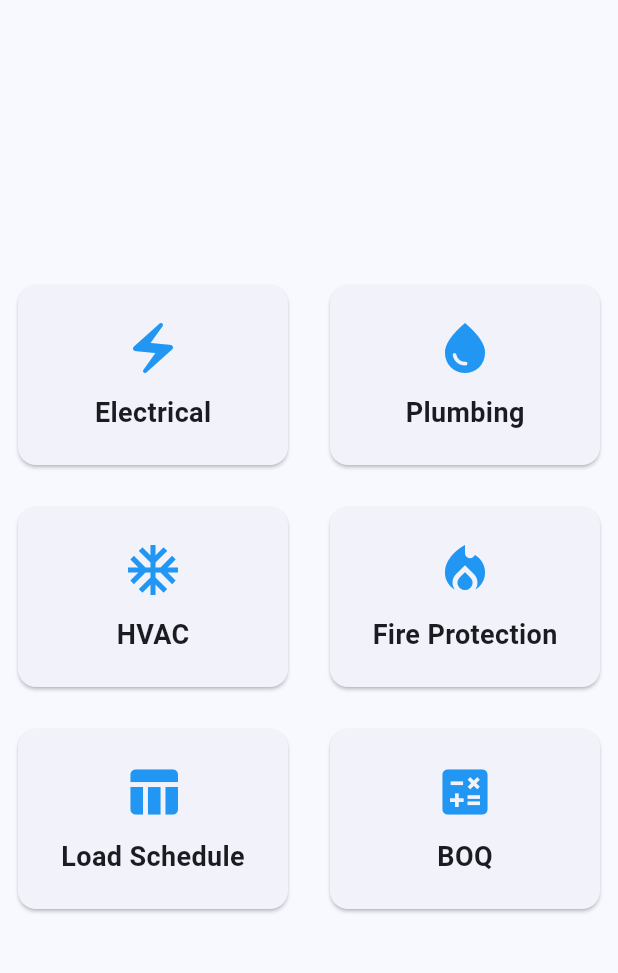
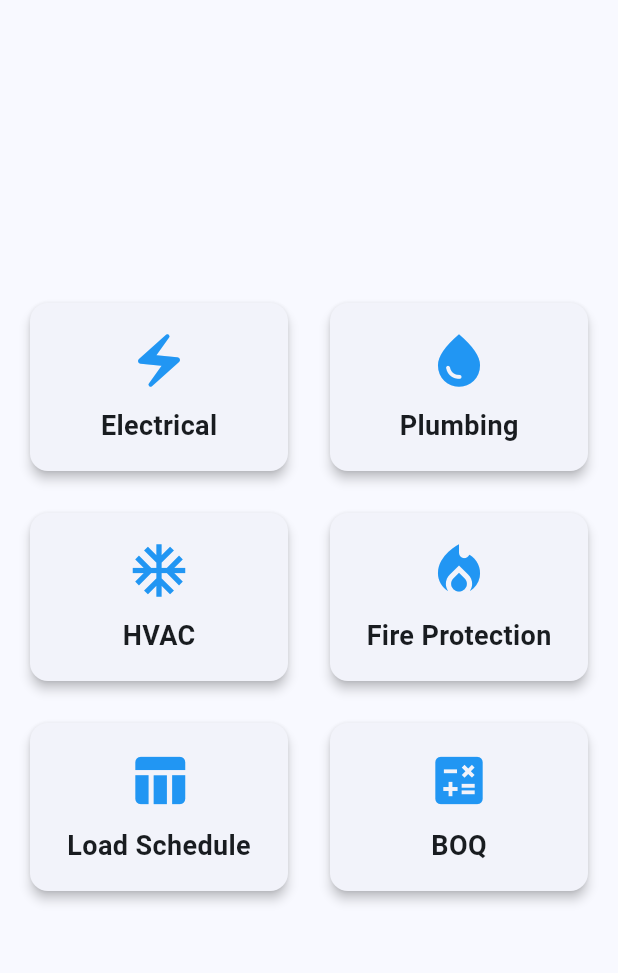
Before and after one commit to Pawanee/punta_erawan_mep, a Flutter app: the screen it shows after launch, on a phone screen of 412 x 824 dp, the part 63-1036 px from its top. Run offline on Flutter 3.47's test engine with Material 3 defaults, Android fonts, the phone set to English and light mode, and no system bars.

Commit message:
OFOR-003 Electrical Navigation

```diff
--- a/lib/main.dart
+++ b/lib/main.dart
@@ -1,4 +1,4 @@
- import 'package:flutter/material.dart';
+import 'package:flutter/material.dart';
 import 'pages/home_page.dart';
 
 void main() {
--- a/lib/pages/home_page.dart
+++ b/lib/pages/home_page.dart
@@ -1,19 +1,29 @@
  import 'package:flutter/material.dart';
+import 'cable_size_page.dart';
 
 class HomePage extends StatelessWidget {
   const HomePage({super.key});
 
-  Widget menu(String title, IconData icon) {
-    return Card(
-      child: SizedBox(
+  Widget menuCard({
+    required BuildContext context,
+    required String title,
+    required IconData icon,
+    required VoidCallback onTap,
+  }) {
+    return SizedBox(
       width: 180,
       height: 120,
+      child: Card(
+        elevation: 3,
+        child: InkWell(
+          borderRadius: BorderRadius.circular(12),
+          onTap: onTap,
           child: Column(
             mainAxisAlignment: MainAxisAlignment.center,
             children: [
               Icon(
                 icon,
-              size: 40,
+                size: 42,
                 color: Colors.blue,
               ),
               const SizedBox(height: 10),
@@ -23,8 +33,9 @@ class HomePage extends StatelessWidget {
                   fontSize: 18,
                   fontWeight: FontWeight.bold,
                 ),
+              )
+            ],
           ),
-          ],
         ),
       ),
     );
@@ -42,12 +53,55 @@ class HomePage extends StatelessWidget {
           spacing: 20,
           runSpacing: 20,
           children: [
-            menu("Electrical", Icons.electric_bolt),
-            menu("Plumbing", Icons.water_drop),
-            menu("HVAC", Icons.ac_unit),
-            menu("Fire Protection", Icons.local_fire_department),
-            menu("Load Schedule", Icons.table_chart),
-            menu("BOQ", Icons.calculate),
+
+            menuCard(
+              context: context,
+              title: "Electrical",
+              icon: Icons.electric_bolt,
+              onTap: () {
+                Navigator.push(
+                  context,
+                  MaterialPageRoute(
+                    builder: (_) => const CableSizePage(),
+                  ),
+                );
+              },
+            ),
+
+            menuCard(
+              context: context,
+              title: "Plumbing",
+              icon: Icons.water_drop,
+              onTap: () {},
+            ),
+
+            menuCard(
+              context: context,
+              title: "HVAC",
+              icon: Icons.ac_unit,
+              onTap: () {},
+            ),
+
+            menuCard(
+              context: context,
+              title: "Fire Protection",
+              icon: Icons.local_fire_department,
+              onTap: () {},
+            ),
+
+            menuCard(
+              context: context,
+              title: "Load Schedule",
+              icon: Icons.table_chart,
+              onTap: () {},
+            ),
+
+            menuCard(
+              context: context,
+              title: "BOQ",
+              icon: Icons.calculate,
+              onTap: () {},
+            ),
           ],
         ),
       ),
```
Also changed, not shown: lib/pages/cable_size_page.dart (+36 -9 lines). Lines whose indentation alone changed are shown as unchanged.
